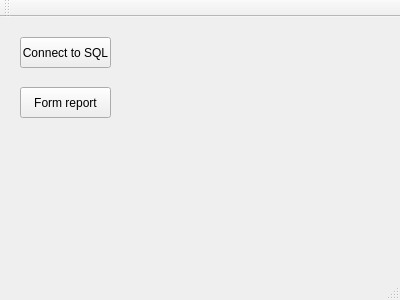
The window that mainwindow.ui (roman25/SQL_SPIK) describes before a commit, drawn with Qt 5.
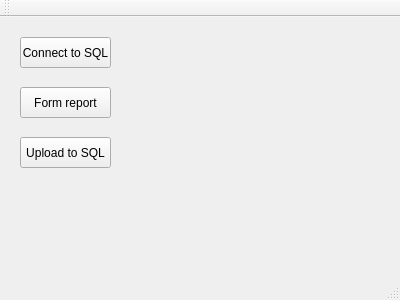
The same window after the commit.

Patch:
```diff
--- a/mainwindow.ui
+++ b/mainwindow.ui
@@ -40,6 +40,19 @@
      <string>Form report</string>
     </property>
    </widget>
+   <widget class="QPushButton" name="pbUploadToSql">
+    <property name="geometry">
+     <rect>
+      <x>20</x>
+      <y>120</y>
+      <width>91</width>
+      <height>31</height>
+     </rect>
+    </property>
+    <property name="text">
+     <string>Upload to SQL</string>
+    </property>
+   </widget>
   </widget>
   <widget class="QToolBar" name="mainToolBar">
    <attribute name="toolBarArea">
```
